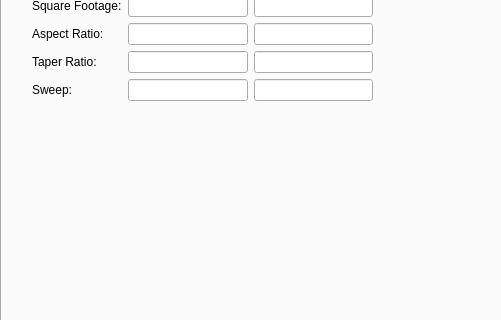
Old version of the form BWB_GUI/form.ui in the repository bsannar/Capstone_BWB; both pictures show x 0 to 501 and y 116 to 436 of the 800 by 600 pixel window.
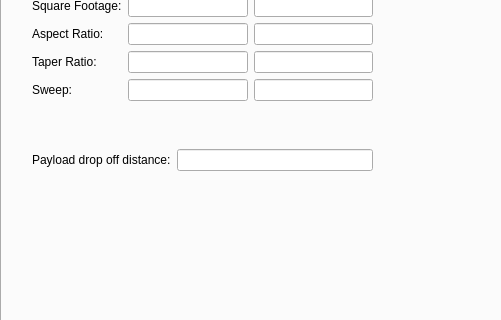
New version of the form. The open tabs and pages were chosen to show the change. Icons and pictures are not drawn.

Commit message: Changed altitude text box to payload drop off distance. Updated call to f_35s_refueled

The edit to the form file:
```diff
--- a/BWB_GUI/form.ui
+++ b/BWB_GUI/form.ui
@@ -154,6 +154,28 @@
       </item>
      </layout>
     </widget>
+    <widget class="QWidget" name="gridLayoutWidget_2">
+     <property name="geometry">
+      <rect>
+       <x>30</x>
+       <y>210</y>
+       <width>341</width>
+       <height>80</height>
+      </rect>
+     </property>
+     <layout class="QGridLayout" name="gridLayout_2">
+      <item row="0" column="0">
+       <widget class="QLabel" name="lbDropDistance">
+        <property name="text">
+         <string>Payload drop off distance:</string>
+        </property>
+       </widget>
+      </item>
+      <item row="0" column="1">
+       <widget class="QLineEdit" name="txtCruiseAltitude"/>
+      </item>
+     </layout>
+    </widget>
    </widget>
    <widget class="QWidget" name="tbTW">
     <property name="enabled">
```
Left out of the diff: 2 changed lines with no effect on the pictures. The commit also changes 4 other files.
